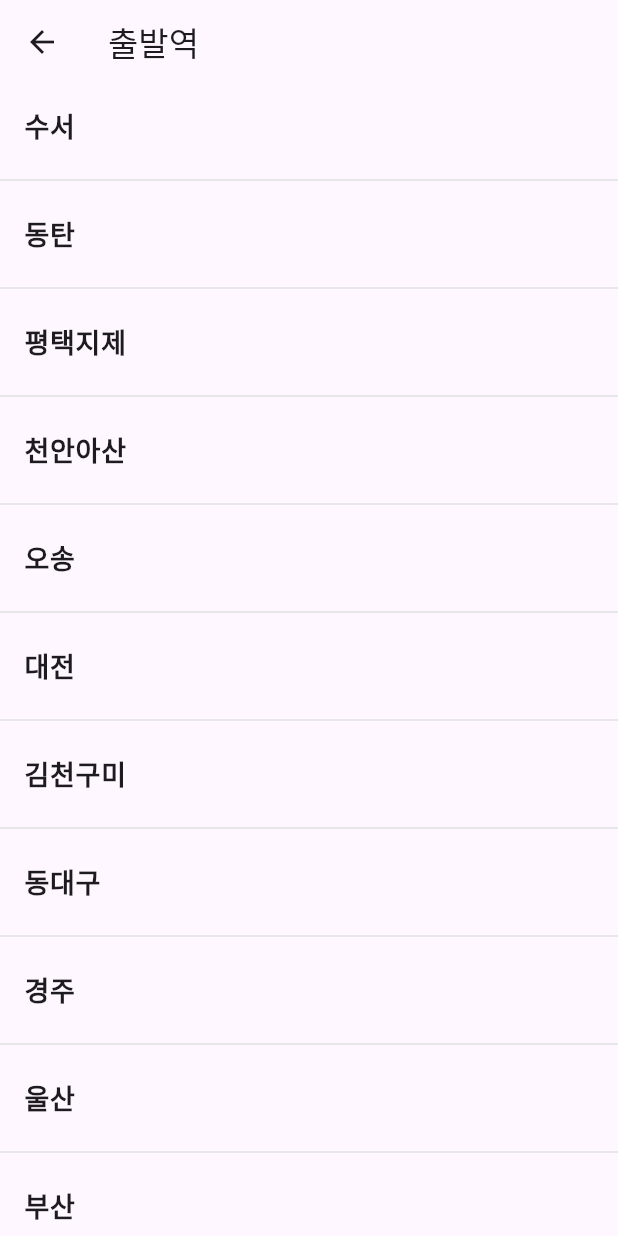
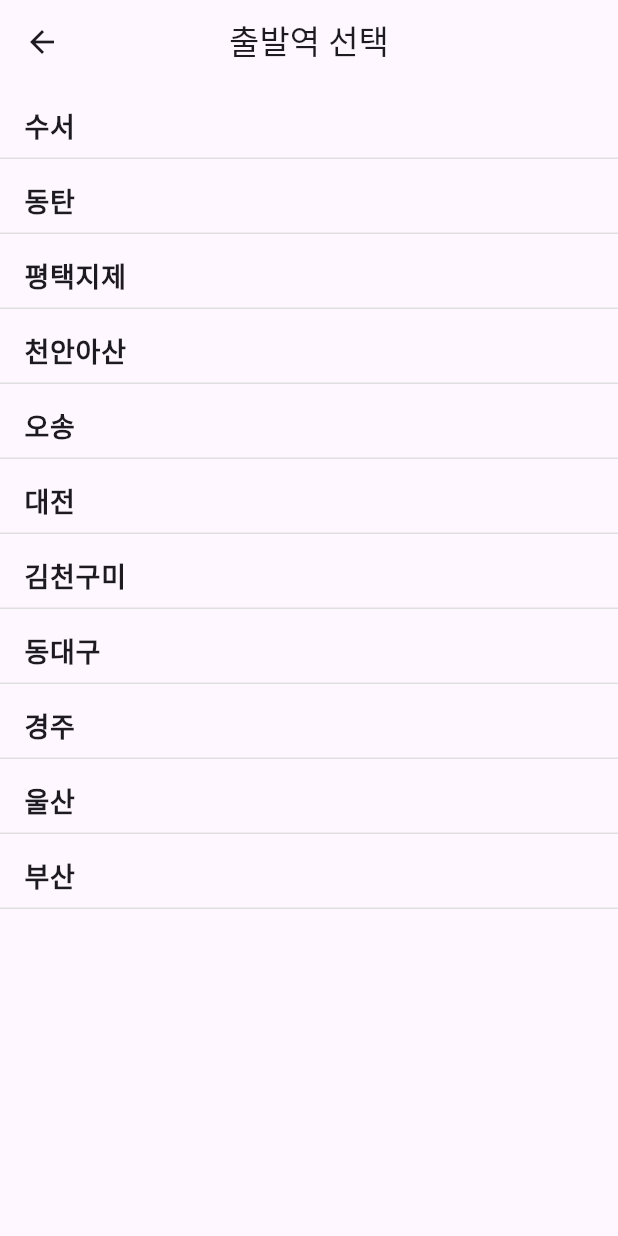
Before and after one commit to dolbuda13/flutter_train_app, a Flutter app: the screen it shows after launch, after a tap on "출발역", on a phone screen of 412 x 824 dp. Run offline on Flutter 3.47's test engine with Material 3 defaults, Android fonts, the phone set to English and light mode, and no system bars.

Commit message:
feat: 역 선택 구현

```diff
--- a/lib/main.dart
+++ b/lib/main.dart
@@ -11,7 +11,6 @@ class MyApp extends StatelessWidget {
   @override
   Widget build(BuildContext context) {
     return MaterialApp(
-      title: 'Flutter Train App',
       theme: ThemeData(
         primarySwatch: Colors.purple,
       ),
--- a/lib/pages/home_page.dart
+++ b/lib/pages/home_page.dart
@@ -50,8 +50,7 @@ class _HomePageState extends State<HomePage> {
                   padding: const EdgeInsets.symmetric(vertical: 15),
                 ),
                 onPressed: (departureStation != null && arrivalStation != null)
-                    ? () {
-                        // 좌석 선택 페이지로 이동
+                    ? () {// 좌석 선택 페이지로 이동
                       }
                     : null,
                 child: const Text(
@@ -122,7 +121,7 @@ class _HomePageState extends State<HomePage> {
             crossAxisAlignment: CrossAxisAlignment.center,
             children: [
               Text(
-                isDeparture ? '출발역' : '도착역',
+                isDeparture ? '출발역' : '도착역', //true이면 출발역, false이면 도착역
                 style: const TextStyle(
                   fontSize: 16,
                   fontWeight: FontWeight.bold,
--- a/lib/pages/station_list_page.dart
+++ b/lib/pages/station_list_page.dart
@@ -5,27 +5,49 @@ class StationListPage extends StatelessWidget {
 
   const StationListPage({Key? key, required this.isDeparture}) : super(key: key);
 
-  static const stations = [
-    "수서", "동탄", "평택지제", "천안아산", "오송",
-    "대전", "김천구미", "동대구", "경주", "울산", "부산"
-  ];
-
   @override
   Widget build(BuildContext context) {
+    final List<String> stations = [//역 목록
+      '수서',
+      '동탄',
+      '평택지제',
+      '천안아산',
+      '오송',
+      '대전',
+      '김천구미',
+      '동대구',
+      '경주',
+      '울산',
+      '부산',
+    ];
+
     return Scaffold(
       appBar: AppBar(
-        title: Text(isDeparture ? '출발역' : '도착역'),
+        title: Text(isDeparture ? '출발역 선택' : '도착역 선택'), //true 이면 출발역 선택, false이면 도착역 선책하도록 반환
+        centerTitle: true,
       ),
-      body: ListView.separated(
+      body: ListView.builder(
         itemCount: stations.length,
-        separatorBuilder: (_, __) => Divider(color: Colors.grey[300]),
         itemBuilder: (context, index) {
-          return ListTile(
-            title: Text(
-              stations[index],
-              style: const TextStyle(fontSize: 18, fontWeight: FontWeight.bold),
+          return Container(
+            height: 50,
+            decoration: BoxDecoration(
+              border: Border(
+                bottom: BorderSide(color: Colors.grey[300]!, width: 1),
+              ),
             ),
-            onTap: () => Navigator.pop(context, stations[index]),
+            child: ListTile(
+              title: Text(
+                stations[index],
+                style: const TextStyle(
+                  fontSize: 18,
+                  fontWeight: FontWeight.bold,
+                ),
+              ),
+              onTap: () {
+                Navigator.pop(context, stations[index]); // 선택된 역 반환
+              },
+            ),
           );
         },
       ),
```
